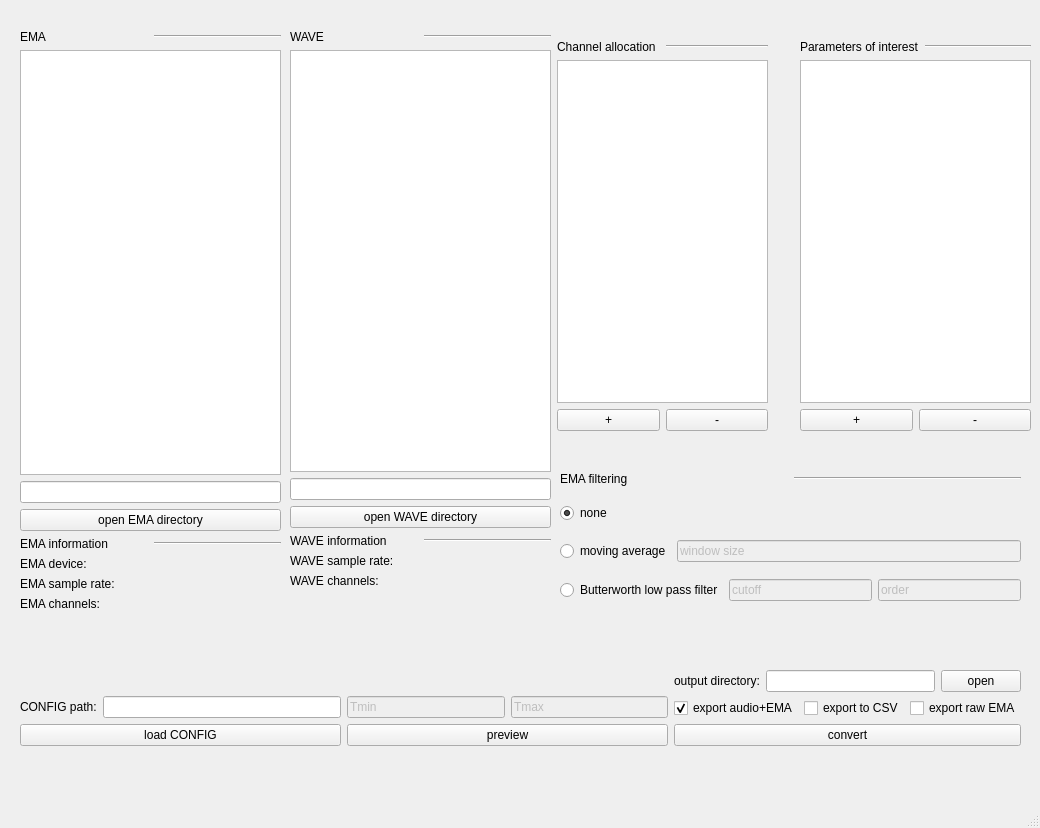
Above: src/ema2wav_gui.ui from phbuech/ema2wav before the change. Below: the same form after it.
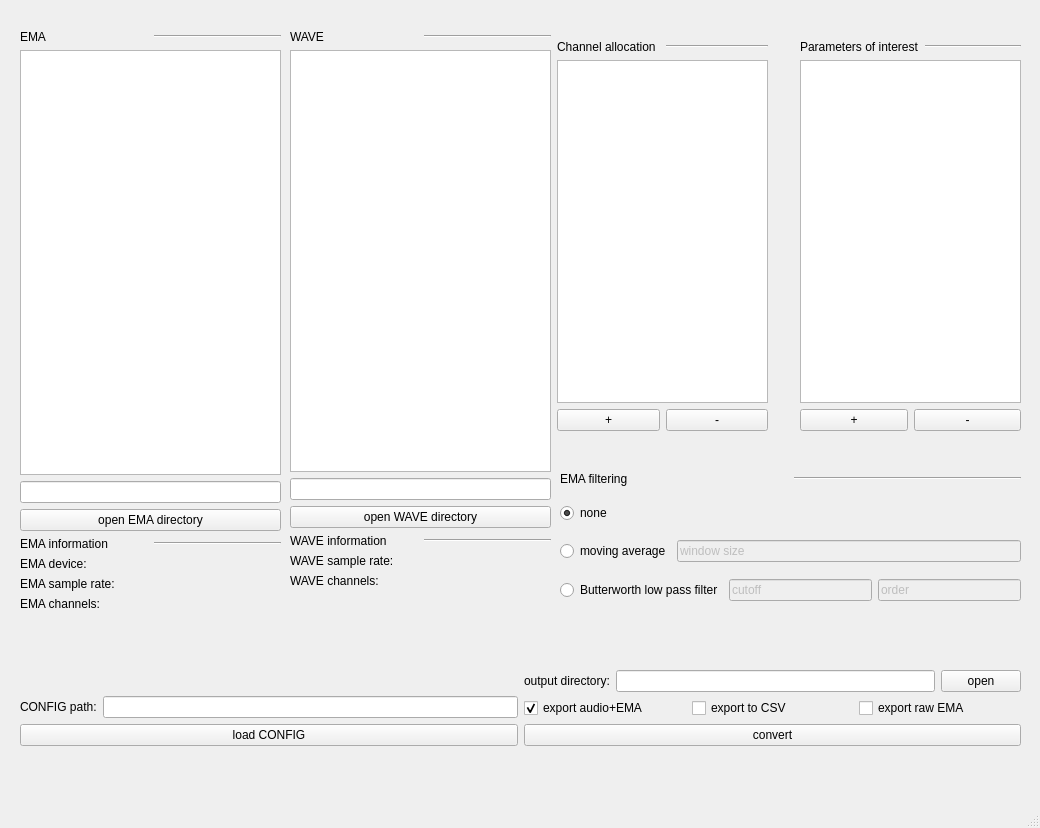
That is the form after the change.

Patch:
```diff
--- a/src/ema2wav_gui.ui
+++ b/src/ema2wav_gui.ui
@@ -328,7 +328,7 @@
      <rect>
       <x>800</x>
       <y>40</y>
-      <width>231</width>
+      <width>221</width>
       <height>391</height>
      </rect>
     </property>
@@ -538,60 +538,7 @@
       </layout>
      </item>
      <item>
-      <layout class="QVBoxLayout" name="verticalLayout_15">
-       <item>
-        <spacer name="verticalSpacer_3">
-         <property name="orientation">
-          <enum>Qt::Vertical</enum>
-         </property>
-         <property name="sizeHint" stdset="0">
-          <size>
-           <width>20</width>
-           <height>40</height>
-          </size>
-         </property>
-        </spacer>
-       </item>
-       <item>
-        <layout class="QHBoxLayout" name="horizontalLayout_23">
-         <item>
-          <layout class="QVBoxLayout" name="verticalLayout_13">
-           <item>
-            <widget class="QLineEdit" name="tmin_line_input">
-             <property name="enabled">
-              <bool>false</bool>
-             </property>
-             <property name="text">
-              <string>Tmin</string>
-             </property>
-            </widget>
-           </item>
-          </layout>
-         </item>
-         <item>
-          <layout class="QVBoxLayout" name="verticalLayout_14">
-           <item>
-            <widget class="QLineEdit" name="tmax_line_input">
-             <property name="enabled">
-              <bool>false</bool>
-             </property>
-             <property name="text">
-              <string>Tmax</string>
-             </property>
-            </widget>
-           </item>
-          </layout>
-         </item>
-        </layout>
-       </item>
-       <item>
-        <widget class="QPushButton" name="preview_btn">
-         <property name="text">
-          <string>preview</string>
-         </property>
-        </widget>
-       </item>
-      </layout>
+      <layout class="QVBoxLayout" name="verticalLayout_15"/>
      </item>
      <item>
       <layout class="QVBoxLayout" name="verticalLayout_16">
```
